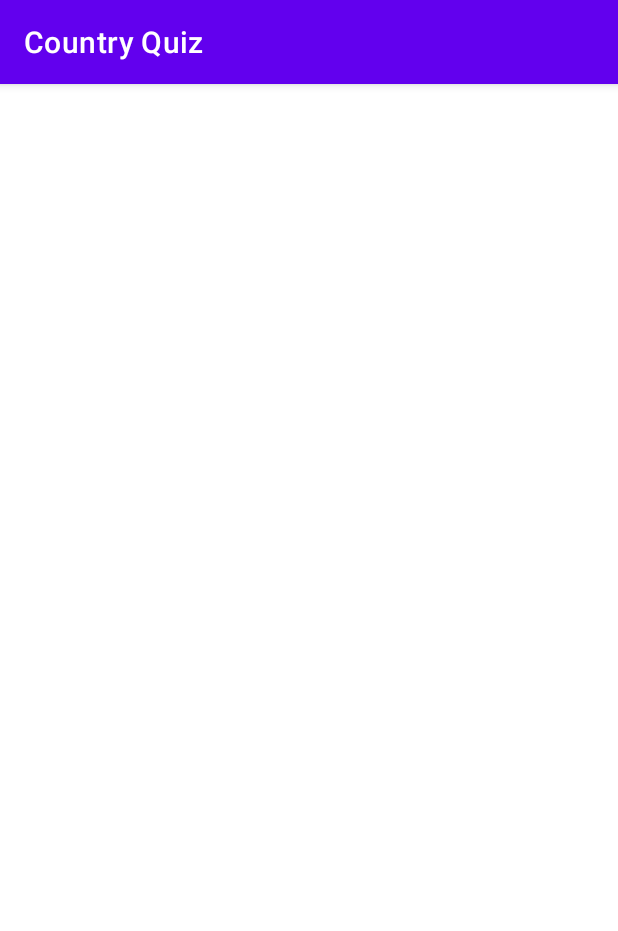
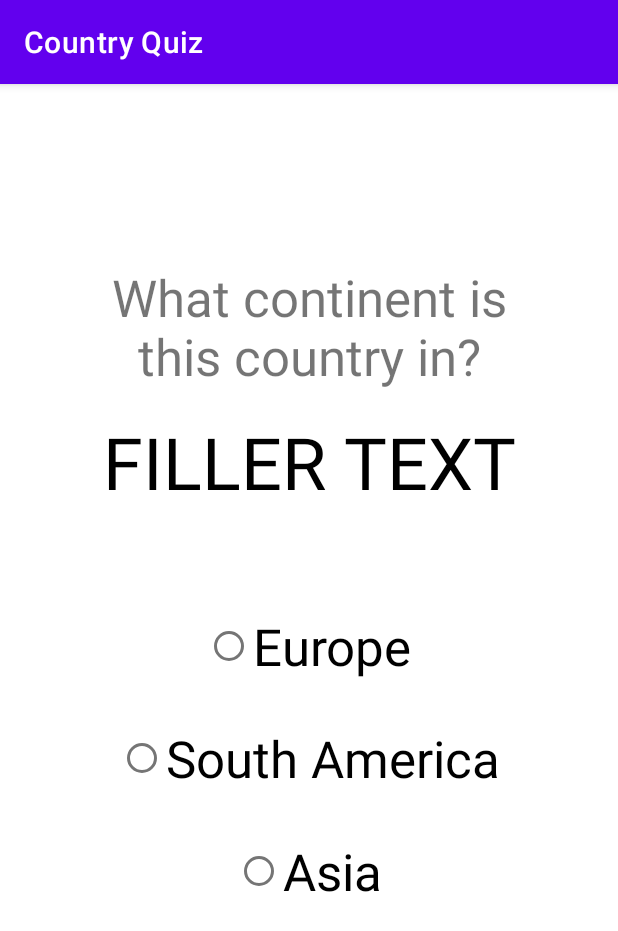
Before and after one commit to jaksonhensley/CSCI4060_Project4, an Android app: the screen it shows after launch (NewQuiz before the commit, QuestionActivity after it), after a tap on "START QUIZ", on a phone screen of 412 x 824 dp. Shown: the top 931 px of the screen. Run offline under Robolectric (Android 15) with nearby library versions, the phone set to English and light mode, and no system bars.

Commit message:
Implemented initial fragment swiping

```diff
--- a/app/src/main/AndroidManifest.xml
+++ b/app/src/main/AndroidManifest.xml
@@ -21,6 +21,9 @@
             android:name=".NewQuiz"
             android:exported="false" />
         <activity
+            android:name=".QuestionActivity"
+            android:exported="false" />
+        <activity
             android:name=".MainActivity"
             android:exported="true">
             <intent-filter>
--- a/app/src/main/java/edu/uga/cs/countryquiz/MainActivity.java
+++ b/app/src/main/java/edu/uga/cs/countryquiz/MainActivity.java
@@ -9,6 +9,7 @@ import android.os.AsyncTask;
 import android.os.Bundle;
 import android.view.View;
 import android.widget.Button;
+
 
 public class MainActivity extends AppCompatActivity {
 
@@ -52,7 +53,7 @@ public class MainActivity extends AppCompatActivity {
             @Override
             public void onClick(View view) {
                 // Handle the click event for the "Start Quiz" button
-                Intent intent = new Intent(MainActivity.this, NewQuiz.class);
+                Intent intent = new Intent(MainActivity.this, QuestionActivity.class);
                 startActivity(intent);
             } // onClick
         }); // startQuizButton.setOnClickListener
--- a/app/src/main/java/edu/uga/cs/countryquiz/QuestionActivity.java
+++ b/app/src/main/java/edu/uga/cs/countryquiz/QuestionActivity.java
@@ -1,7 +1,24 @@
 package edu.uga.cs.countryquiz;
 
+import android.os.Bundle;
+import android.util.Log;
+
 import androidx.appcompat.app.AppCompatActivity;
+import androidx.viewpager2.widget.ViewPager2;
 
 public class QuestionActivity extends AppCompatActivity {
 
+    @Override
+    protected void onCreate( Bundle savedInstanceState ) {
+        super.onCreate( savedInstanceState );
+        setContentView( R.layout.activity_question );
+
+        ViewPager2 pager = findViewById( R.id.viewPager );
+        QuestionPagerAdapter questionAdapter = new QuestionPagerAdapter(getSupportFragmentManager(), getLifecycle() );
+        pager.setOrientation( ViewPager2.ORIENTATION_HORIZONTAL );
+        pager.setAdapter( questionAdapter );
+
+    }
+
+
 }
--- a/app/src/main/java/edu/uga/cs/countryquiz/QuestionFragment.java
+++ b/app/src/main/java/edu/uga/cs/countryquiz/QuestionFragment.java
@@ -2,63 +2,84 @@ package edu.uga.cs.countryquiz;
 
 import android.os.Bundle;
 
+import androidx.annotation.NonNull;
 import androidx.fragment.app.Fragment;
 
+import android.util.Log;
 import android.view.LayoutInflater;
 import android.view.View;
 import android.view.ViewGroup;
+import android.widget.RadioButton;
+import android.widget.TextView;
 
-/**
- * A simple {@link Fragment} subclass.
- * Use the {@link QuestionFragment#newInstance} factory method to
- * create an instance of this fragment.
- */
 public class QuestionFragment extends Fragment {
 
-    // TODO: Rename parameter arguments, choose names that match
-    // the fragment initialization parameters, e.g. ARG_ITEM_NUMBER
-    private static final String ARG_PARAM1 = "param1";
-    private static final String ARG_PARAM2 = "param2";
+    private static final String TAG = "Countries";
+    private static final String[] continents = {
+            "North America",
+            "South America",
+            "Europe",
+            "Asia",
+            "Africa",
+            "Oceania"
+    };
+    private String country;
 
-    // TODO: Rename and change types of parameters
-    private String mParam1;
-    private String mParam2;
+    View view;
 
     public QuestionFragment() {
-        // Required empty public constructor
+        // required empty method
     }
 
-    /**
-     * Use this factory method to create a new instance of
-     * this fragment using the provided parameters.
-     *
-     * @param param1 Parameter 1.
-     * @param param2 Parameter 2.
-     * @return A new instance of fragment QuestionFragment.
-     */
-    // TODO: Rename and change types and number of parameters
-    public static QuestionFragment newInstance(String param1, String param2) {
+    public static QuestionFragment newInstance( int num) {
+
         QuestionFragment fragment = new QuestionFragment();
+
+        Log.d(TAG, "QuestionFragment.newInstance(): fragment: " + fragment);
+
         Bundle args = new Bundle();
-        args.putString(ARG_PARAM1, param1);
-        args.putString(ARG_PARAM2, param2);
-        fragment.setArguments(args);
+        args.putInt( "num", num);
+        fragment.setArguments( args );
+
         return fragment;
+
     }
 
     @Override
-    public void onCreate(Bundle savedInstanceState) {
-        super.onCreate(savedInstanceState);
-        if (getArguments() != null) {
-            mParam1 = getArguments().getString(ARG_PARAM1);
-            mParam2 = getArguments().getString(ARG_PARAM2);
+    public void onCreate( Bundle savedInstance ) {
+        super.onCreate( savedInstance );
+        if( getArguments() != null ) {
+            country = getArguments().getString("country");
         }
     }
 
     @Override
     public View onCreateView(LayoutInflater inflater, ViewGroup container,
                              Bundle savedInstanceState) {
+
         // Inflate the layout for this fragment
-        return inflater.inflate(R.layout.fragment_question, container, false);
+        view = inflater.inflate(R.layout.fragment_question, container, false);
+
+        return view;
+
     }
+
+    @Override
+    public void onViewCreated(@NonNull View view, Bundle savedInstanceState ) {
+        super.onViewCreated( view, savedInstanceState);
+
+        TextView countryText = view.findViewById(R.id.QuestionCountryView);
+        RadioButton optionOne = view.findViewById(R.id.OptionOne);
+        RadioButton optionTwo = view.findViewById(R.id.OptionTwo);
+        RadioButton optionThree = view.findViewById(R.id.OptionThree);
+
+        countryText.setText("Filler Text");
+        optionOne.setText(continents[2]);
+        optionTwo.setText(continents[1]);
+        optionThree.setText(continents[3]);
+
+    }
+
+    public static int getNumberOfQuestions() { return 5;}
+
 }
--- /dev/null
+++ b/app/src/main/java/edu/uga/cs/countryquiz/QuestionPagerAdapter.java
@@ -0,0 +1,26 @@
+package edu.uga.cs.countryquiz;
+
+import androidx.fragment.app.Fragment;
+import androidx.fragment.app.FragmentManager;
+import androidx.lifecycle.Lifecycle;
+import androidx.viewpager2.adapter.FragmentStateAdapter;
+
+public class QuestionPagerAdapter extends FragmentStateAdapter {
+
+
+    public QuestionPagerAdapter(FragmentManager fragmentManager, Lifecycle lifecycle ) {
+        super( fragmentManager, lifecycle );
+    }
+
+    @Override
+    public Fragment createFragment(int position){
+        return QuestionFragment.newInstance( position );
+    }
+
+    @Override
+    public int getItemCount() {
+        return QuestionFragment.getNumberOfQuestions();
+    }
+
+
+}
--- /dev/null
+++ b/app/src/main/res/layout/activity_question.xml
@@ -0,0 +1,17 @@
+<?xml version="1.0" encoding="utf-8"?>
+<androidx.constraintlayout.widget.ConstraintLayout xmlns:android="http://schemas.android.com/apk/res/android"
+    xmlns:app="http://schemas.android.com/apk/res-auto"
+    xmlns:tools="http://schemas.android.com/tools"
+    android:id="@+id/frameLayout"
+    android:layout_width="match_parent"
+    android:layout_height="match_parent" >
+
+    <androidx.viewpager2.widget.ViewPager2
+        android:id="@+id/viewPager"
+        android:layout_width="409dp"
+        android:layout_height="729dp"
+        app:layout_constraintBottom_toBottomOf="parent"
+        app:layout_constraintEnd_toEndOf="parent"
+        app:layout_constraintStart_toStartOf="parent"
+        app:layout_constraintTop_toTopOf="parent" />
+</androidx.constraintlayout.widget.ConstraintLayout>
```
